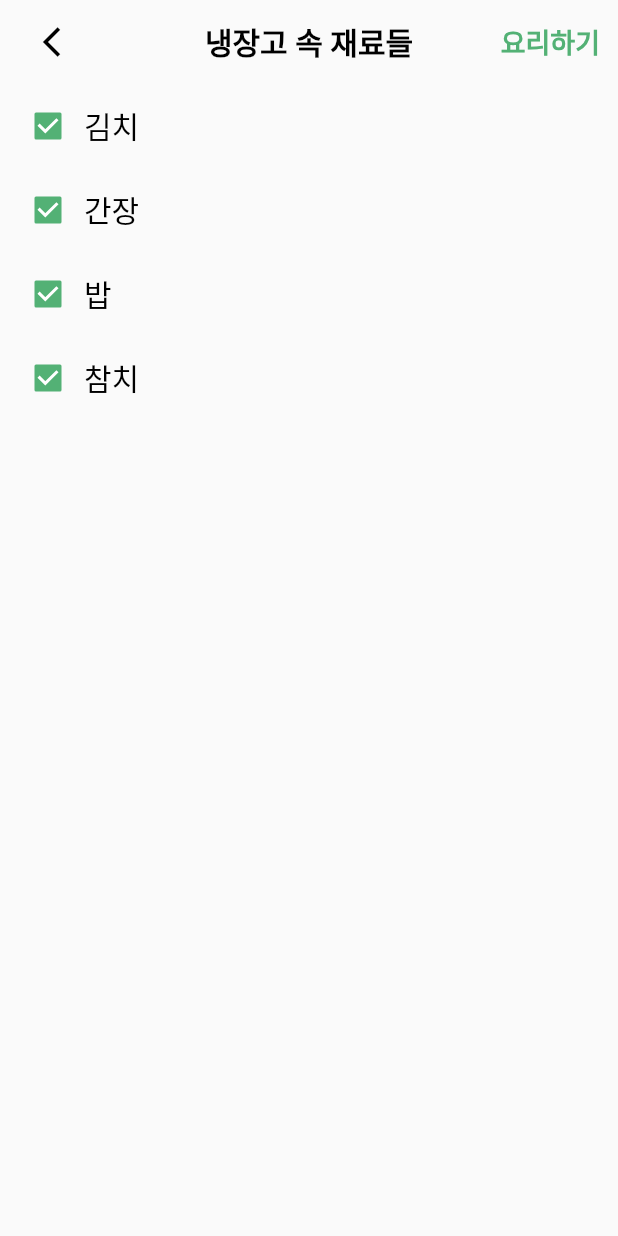
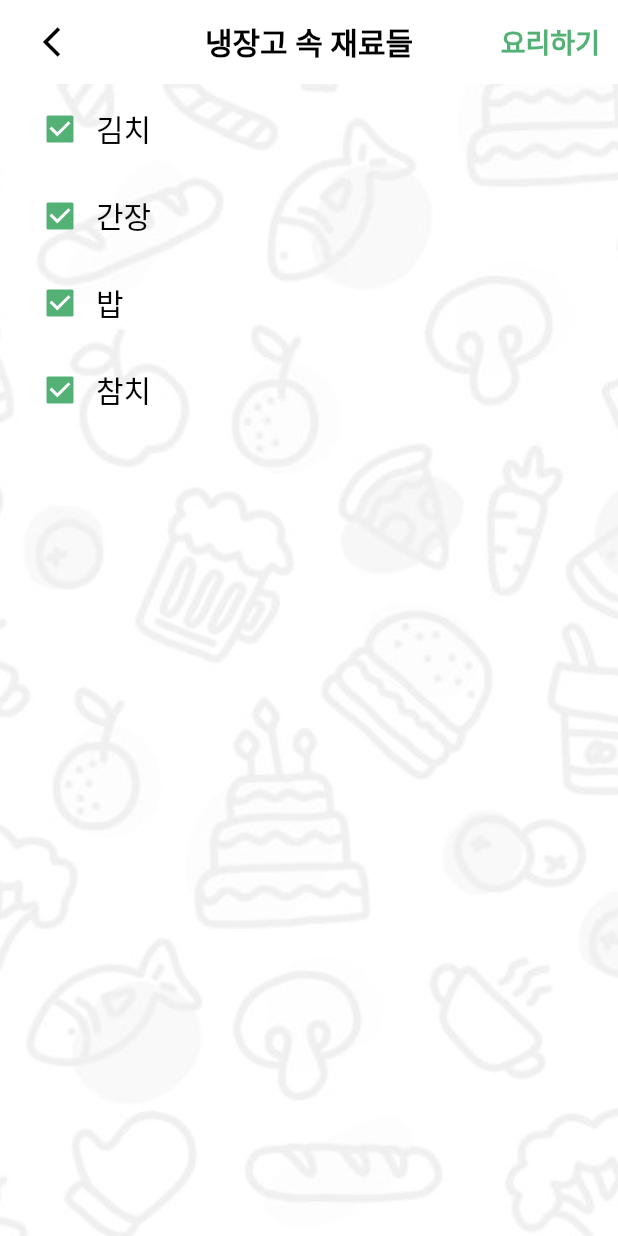
Before and after one commit to coitloz88/Empty-Refrigerator, a Flutter app: the IngredientListScreen screen opened directly, on a phone screen of 412 x 824 dp. Run offline on Flutter 3.47's test engine with Material 2 defaults, Android fonts, the phone set to English and light mode, and no system bars; our stand-ins replace flutter_svg, image_picker.

Commit message:
design: add background image

```diff
--- a/lib/screens/ingredient/ingredient_list_screen.dart
+++ b/lib/screens/ingredient/ingredient_list_screen.dart
@@ -15,9 +15,15 @@ class _IngredientListScreenState extends State<IngredientListScreen> {
 
   @override
   Widget build(BuildContext context) {
-    return Scaffold(
+    return Container(
+      decoration: BoxDecoration(
+          image: DecorationImage(
+              fit: BoxFit.cover,
+              image: AssetImage('assets/images/grocery_background.jpg'))),
+      child: Scaffold(
+        backgroundColor: Colors.transparent,
         appBar: AppBar(
-        backgroundColor: Colors.transparent,
+          backgroundColor: Colors.white,
           elevation: 0,
           centerTitle: true,
           automaticallyImplyLeading: false,
@@ -43,17 +49,17 @@ class _IngredientListScreenState extends State<IngredientListScreen> {
                 },
                 child: SizedBox(
                     height: double.infinity,
-                child: Padding(
-                    padding: EdgeInsets.all(12),
-                    child: Center(
+                    child: Row(children: [
+                      Center(
                           child: Text(
                         "요리하기",
                         style: TextStyle(
                             fontSize: 18,
                             fontWeight: FontWeight.bold,
                             color: AppColors.primaryColor),
-                    ))),
-              ))
+                      )),
+                      SizedBox(width: 12)
+                    ])))
           ],
           title: Container(
             padding: EdgeInsets.symmetric(
@@ -70,7 +76,7 @@ class _IngredientListScreenState extends State<IngredientListScreen> {
           child: Column(
               children: ingredientItemDemo.map((item) {
             return Padding(
-            padding: EdgeInsets.fromLTRB(8, 4, 8, 4),
+              padding: EdgeInsets.fromLTRB(16, 6, 16, 4),
               child: Row(
                 children: [
                   Checkbox(value: true, onChanged: (value) {}),
@@ -84,6 +90,7 @@ class _IngredientListScreenState extends State<IngredientListScreen> {
               ),
             );
           }).toList()),
+        ),
       ),
     );
   }
```
Also changed, not shown: assets/images/grocery_background.jpg (added). Lines whose indentation alone changed are shown as unchanged.
